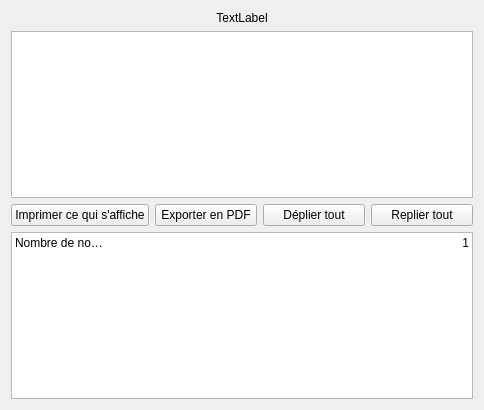
GiPiLab/ProtonClassicSuite, file formdisplaytree.ui: the form before one commit.
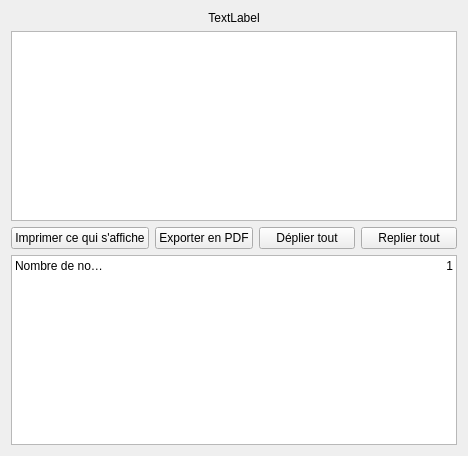
The form after the commit.

```diff
--- a/formdisplaytree.ui
+++ b/formdisplaytree.ui
@@ -6,8 +6,8 @@
    <rect>
     <x>0</x>
     <y>0</y>
-    <width>484</width>
-    <height>410</height>
+    <width>468</width>
+    <height>456</height>
    </rect>
   </property>
   <property name="windowTitle">
@@ -70,6 +70,12 @@
    </item>
    <item row="3" column="0" colspan="4">
     <widget class="QTableWidget" name="tableWidget">
+     <property name="sizePolicy">
+      <sizepolicy hsizetype="Expanding" vsizetype="Maximum">
+       <horstretch>0</horstretch>
+       <verstretch>0</verstretch>
+      </sizepolicy>
+     </property>
      <property name="editTriggers">
       <set>QAbstractItemView::NoEditTriggers</set>
      </property>
```
